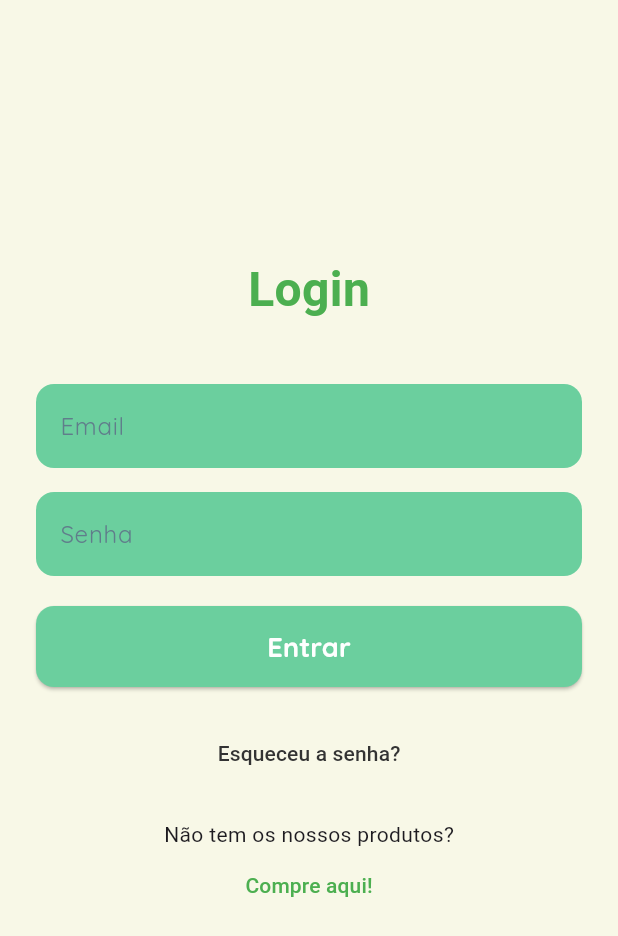
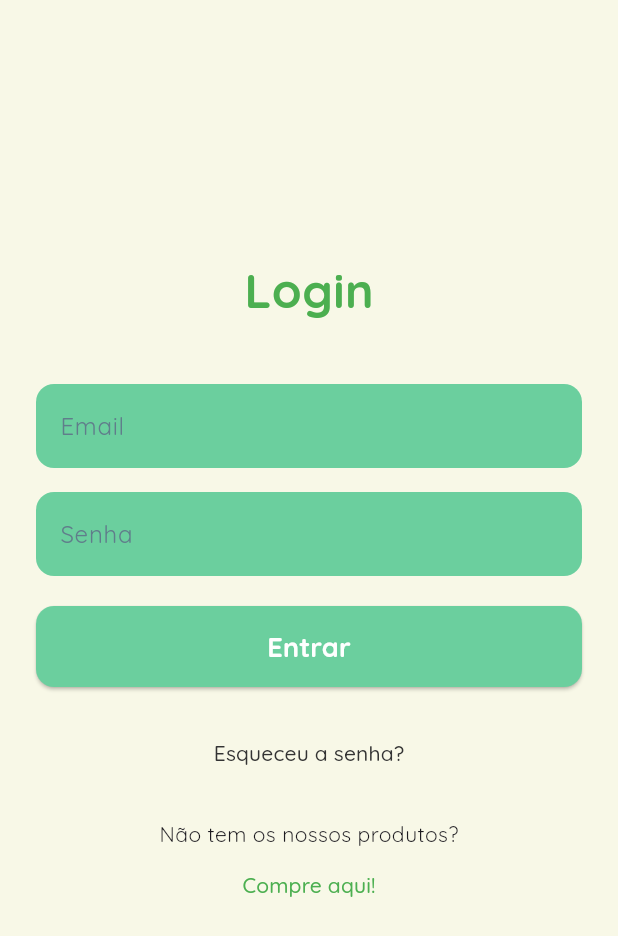
Before and after one commit to GabiScha/Grene, a Flutter app: the screen it shows after launch, on a phone screen of 412 x 824 dp. Shown: the top 936 px of the screen. Run offline on Flutter 3.47's test engine with Material 3 defaults, Android fonts, the light colour scheme and no system bars; our stand-ins replace google_fonts, shared_preferences.

Commit message:
Update login_page.dart

```diff
--- a/lib/screens/login_page.dart
+++ b/lib/screens/login_page.dart
@@ -3,6 +3,7 @@ import 'package:grene/services/api_service.dart';
 import 'package:grene/theme/colors/app_colors.dart';
 import 'package:grene/widgets/green_button.dart';
 import 'package:grene/widgets/text_field.dart';
+import 'package:google_fonts/google_fonts.dart';
 
 //Página de Login
 
@@ -45,9 +46,9 @@ class _LoginPageState extends State<LoginPage> {
           child: Column(
             mainAxisAlignment: MainAxisAlignment.center,
             children: [
-              const Text(
+              Text(
                 "Login",
-                style: TextStyle(
+                style: GoogleFonts.quicksand(
                   fontSize: 32,
                   fontWeight: FontWeight.bold,
                   color: AppColors.accent,
@@ -76,23 +77,24 @@ class _LoginPageState extends State<LoginPage> {
               const SizedBox(height: 20),
               TextButton(
                 onPressed: () {},
-                child: const Text(
+                child: Text(
                   "Esqueceu a senha?",
-                  style: TextStyle(color: AppColors.text),
+                  style: GoogleFonts.quicksand(color: AppColors.text),
                 ),
               ),
               const SizedBox(height: 20),
 
-              const Text("Não tem os nossos produtos?"),
+              Text("Não tem os nossos produtos?", style: GoogleFonts.quicksand(),),
               TextButton(
                 onPressed: () {},
-                child: const Text(
+                child: Text(
                   "Compre aqui!",
-                  style: TextStyle(color: AppColors.accent),
+                  style: GoogleFonts.quicksand(color: AppColors.accent),
                 ),
               ),
 
               const SizedBox(height: 40),
+
             ],
           ),
         ),
```
